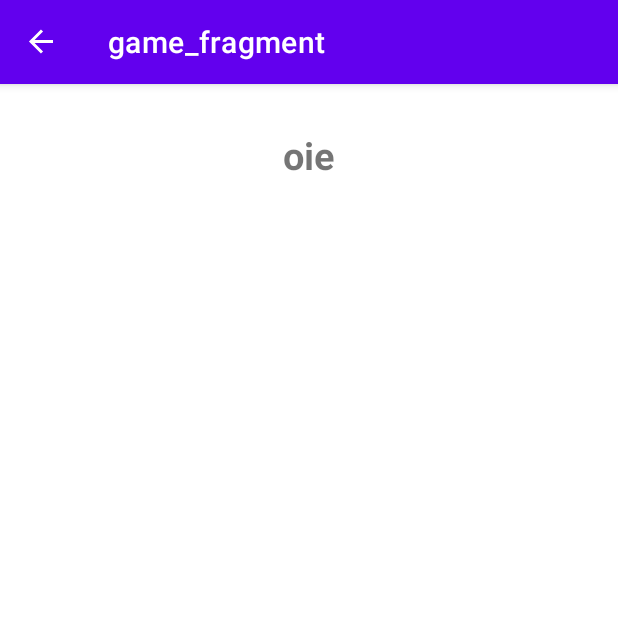
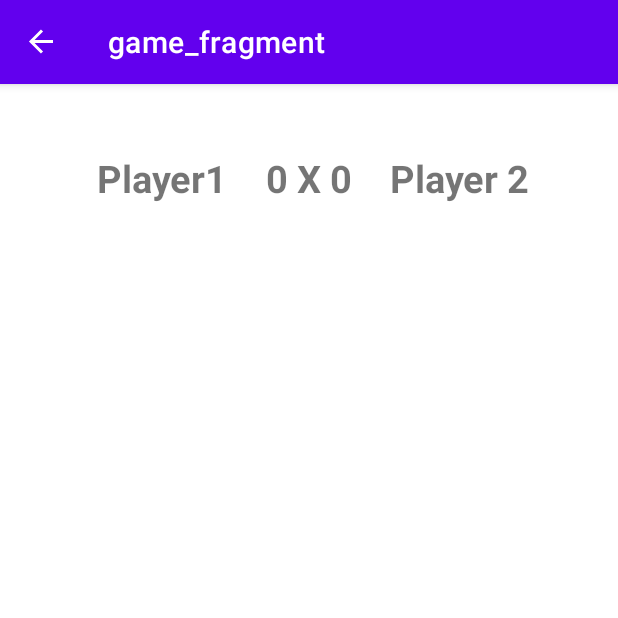
Before and after one commit to rafael-cagliari/tic_tac_toe_android, an Android app: the GameFragment screen opened through its navigation route, on a phone screen of 412 x 824 dp, the top half of it. Run offline under Robolectric (Android 15) with nearby library versions, the phone set to English and light mode, and no system bars; our stand-ins replace navigation-ui.

Commit message:
-implemented the logic for the game fragment score board -implemented shared view model

```diff
--- a/app/src/main/java/com/rafael/tictactoeapp/GameFragment.kt
+++ b/app/src/main/java/com/rafael/tictactoeapp/GameFragment.kt
@@ -4,16 +4,16 @@ import android.os.Bundle
 import android.view.LayoutInflater
 import android.view.View
 import android.view.ViewGroup
-import android.widget.Toast
 import androidx.fragment.app.Fragment
-import androidx.fragment.app.viewModels
+import androidx.lifecycle.Observer
+import androidx.lifecycle.ViewModelProvider
 import com.rafael.tictactoeapp.databinding.GameFragmentBinding
 import com.rafael.tictactoeapp.viewmodel.TicTacViewModel
 
 
 class GameFragment : Fragment() {
 
-    private val ticTacViewModel: TicTacViewModel by viewModels()
+    private lateinit var ticTacViewModel: TicTacViewModel
 
     var binding:GameFragmentBinding? = null
     override fun onCreate(savedInstanceState: Bundle?) {
@@ -28,13 +28,15 @@ class GameFragment : Fragment() {
         // Inflate the layout for this fragment
         val fragmentBinding = GameFragmentBinding.inflate(inflater, container, false)
         binding = fragmentBinding
+        ticTacViewModel = ViewModelProvider(requireActivity()).get(TicTacViewModel::class.java)
         return fragmentBinding.root
     }
 
     override fun onViewCreated(view: View, savedInstanceState: Bundle?) {
         super.onViewCreated(view, savedInstanceState)
-     binding!!.scoreBoard.text= "oie"
-        Toast.makeText(context, ticTacViewModel.players.value?.get(0)?.name, Toast.LENGTH_SHORT).show()
+        ticTacViewModel.players.observe(viewLifecycleOwner, Observer { binding!!.apply {
+            scoreBoardPlayer1.text=ticTacViewModel.players.value?.get(0)?.name
+            scoreBoardScores.text=" ${ticTacViewModel.players.value?.get(0)?.score}  X  ${ticTacViewModel.players.value?.get(1)?.score} "
+            scoreBoardPlayer2.text=ticTacViewModel.players.value?.get(1)?.name}})
     }
-
-    }
+}
--- a/app/src/main/java/com/rafael/tictactoeapp/PlayerNameFragment.kt
+++ b/app/src/main/java/com/rafael/tictactoeapp/PlayerNameFragment.kt
@@ -4,9 +4,8 @@ import android.os.Bundle
 import android.view.LayoutInflater
 import android.view.View
 import android.view.ViewGroup
-import android.widget.Toast
 import androidx.fragment.app.Fragment
-import androidx.fragment.app.viewModels
+import androidx.lifecycle.ViewModelProvider
 import androidx.navigation.fragment.findNavController
 import com.rafael.tictactoeapp.databinding.PlayerNameFragmentBinding
 import com.rafael.tictactoeapp.viewmodel.TicTacViewModel
@@ -14,7 +13,6 @@ import com.rafael.tictactoeapp.viewmodel.TicTacViewModel
 
 class PlayerNameFragment : Fragment() {
 
-    private val ticTacViewModel: TicTacViewModel by viewModels()
 
     var binding: PlayerNameFragmentBinding? = null
 
@@ -33,10 +31,9 @@ class PlayerNameFragment : Fragment() {
         super.onViewCreated(view, savedInstanceState)
 
         binding?.button?.text = "Start Game"
-
+        val ticTacViewModel = ViewModelProvider(requireActivity()).get(TicTacViewModel::class.java)
         //once the start button is pressed, player 1 and player 2 are created, receiving the names typed on the boxes
         binding?.button?.setOnClickListener { ticTacViewModel.createPlayers(binding!!.player1Name.text.toString(), binding!!.player2Name.text.toString())
         findNavController().navigate(PlayerNameFragmentDirections.actionPlayerNameFragmentToGameFragment())
-            Toast.makeText(context, ticTacViewModel.players.value?.get(0)?.name, Toast.LENGTH_SHORT).show()
     }
 }}
--- a/app/src/main/res/layout/game_fragment.xml
+++ b/app/src/main/res/layout/game_fragment.xml
@@ -1,24 +1,46 @@
 <?xml version="1.0" encoding="utf-8"?>
 <androidx.constraintlayout.widget.ConstraintLayout
     xmlns:android="http://schemas.android.com/apk/res/android"
+    xmlns:app="http://schemas.android.com/apk/res-auto"
     xmlns:tools="http://schemas.android.com/tools"
     android:layout_width="match_parent"
     android:layout_height="match_parent"
     tools:context=".GameFragment">
 
-    <LinearLayout
-        android:layout_width="match_parent"
-        android:layout_height="match_parent"
-        android:text="@string/hello_blank_fragment">
+
+    <androidx.constraintlayout.widget.ConstraintLayout
+        android:layout_width="wrap_content"
+
+        android:layout_height="wrap_content"
+        android:layout_marginTop="45dp"
+        app:layout_constraintEnd_toEndOf="parent"
+        app:layout_constraintStart_toStartOf="parent"
+        app:layout_constraintTop_toTopOf="parent"
+        tools:ignore="MissingConstraints">
 
         <TextView
-            android:id="@+id/score_board"
-            android:layout_width="match_parent"
-            android:textSize="25sp"
-            android:gravity="center"
-            android:layout_marginTop="30dp"
-            android:textStyle="bold"
-            android:layout_height="wrap_content"
+            android:id="@+id/score_board_player1"
+            style="@style/score_board"
+            android:layout_marginEnd="25dp"
+            android:text="Player1"
+            app:layout_constraintEnd_toStartOf="@+id/score_board_scores"
             tools:ignore="MissingConstraints" />
-    </LinearLayout>
+
+        <TextView
+            android:id="@+id/score_board_scores"
+            style="@style/score_board"
+            android:text="0 X 0"
+            app:layout_constraintEnd_toEndOf="parent"
+            app:layout_constraintStart_toStartOf="parent"
+            tools:ignore="MissingConstraints" />
+
+        <TextView
+            android:id="@+id/score_board_player2"
+            style="@style/score_board"
+            android:layout_marginStart="25dp"
+            android:text="Player 2"
+            app:layout_constraintStart_toEndOf="@+id/score_board_scores"
+            tools:ignore="MissingConstraints" />
+    </androidx.constraintlayout.widget.ConstraintLayout>
+
 </androidx.constraintlayout.widget.ConstraintLayout>
--- a/app/src/main/res/layout/player_name_fragment.xml
+++ b/app/src/main/res/layout/player_name_fragment.xml
@@ -22,7 +22,7 @@
 
     <EditText
         android:id="@+id/player1_name"
-        android:text="Player 1"
+        android:hint="Player 1"
         app:layout_constraintTop_toBottomOf="@+id/text1"
         tools:layout_editor_absoluteX="0dp"
         style="@style/player_name_insert"
@@ -32,7 +32,7 @@
         android:id="@+id/player2_name"
         style="@style/player_name_insert"
         android:layout_marginTop="5dp"
-        android:text="Player 2"
+        android:hint="Player 2"
         app:layout_constraintTop_toBottomOf="@+id/player1_name"
         tools:ignore="MissingConstraints" />
 
--- a/app/src/main/res/values/styles.xml
+++ b/app/src/main/res/values/styles.xml
@@ -12,4 +12,12 @@
         <item name="android:layout_height">50dp</item>
         <item name="android:layout_marginTop">36dp</item>
     </style>
+
+    <style name="score_board">
+        <item name="android:layout_width">wrap_content</item>
+        <item name="android:textSize">25sp</item>
+        <item name="android:layout_marginTop">30dp</item>
+        <item name="android:textStyle">bold</item>
+        <item name="android:layout_height">wrap_content</item>
+    </style>
 </resources>
```
